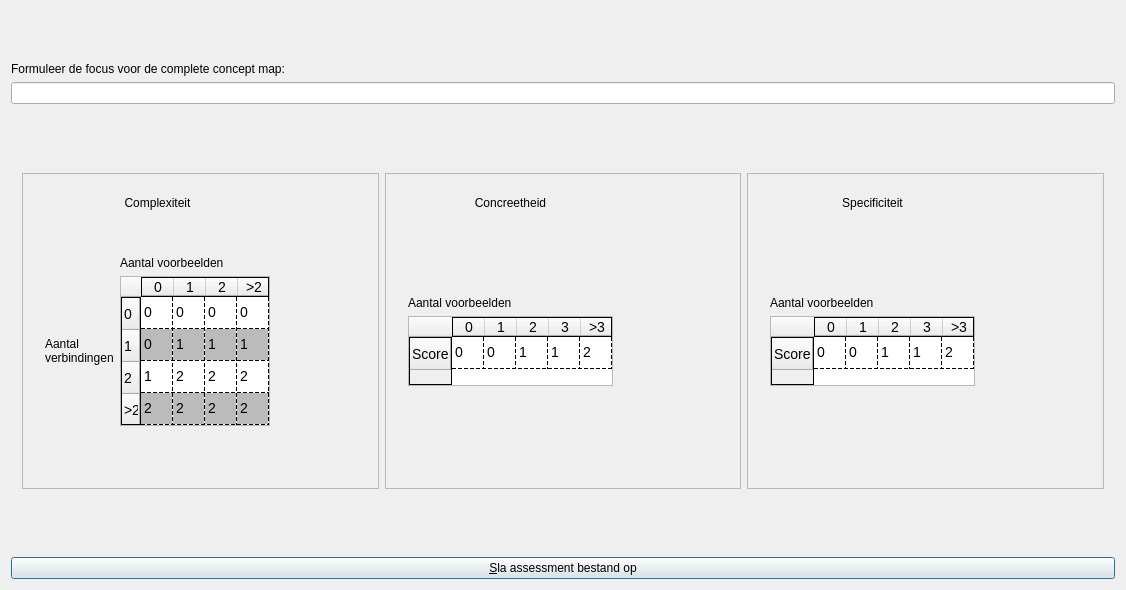
First picture: the form in qtbrainweavercreateassessmentdialog.ui, repository richelbilderbeek/BrainWeaver, before the edit.
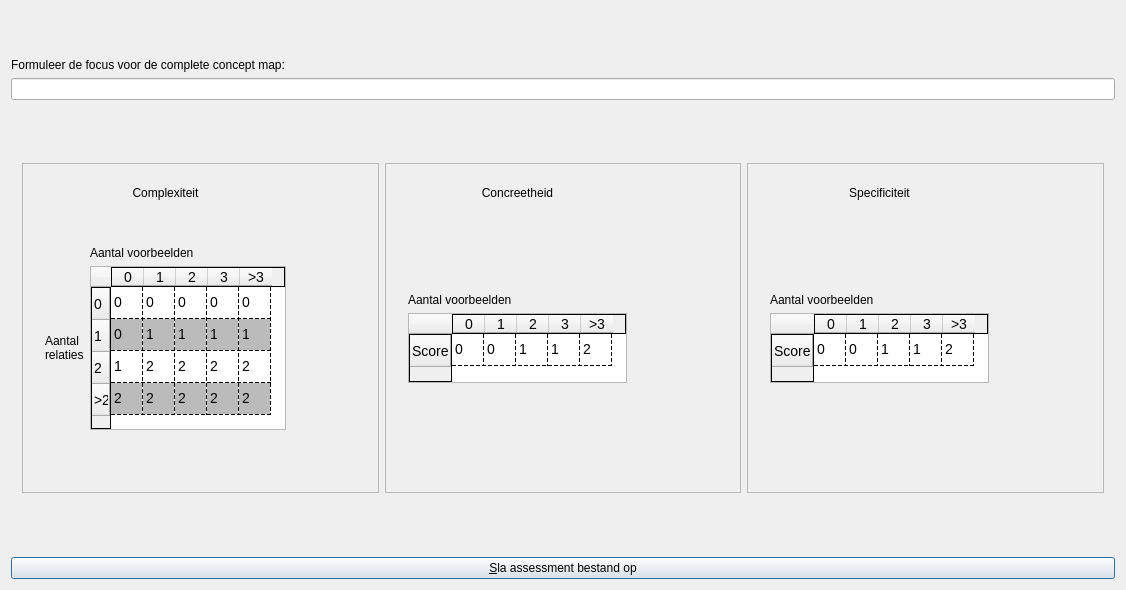
Second picture: the form after the edit. Icons and pictures are not drawn.

The edit to the form file:
```diff
--- a/qtbrainweavercreateassessmentdialog.ui
+++ b/qtbrainweavercreateassessmentdialog.ui
@@ -131,7 +131,7 @@
               </property>
               <property name="text">
                <string>Aantal
-verbindingen</string>
+relaties</string>
               </property>
              </widget>
             </item>
@@ -146,12 +146,6 @@
               <property name="frameShadow">
                <enum>QFrame::Plain</enum>
               </property>
-              <property name="verticalScrollBarPolicy">
-               <enum>Qt::ScrollBarAlwaysOff</enum>
-              </property>
-              <property name="horizontalScrollBarPolicy">
-               <enum>Qt::ScrollBarAlwaysOff</enum>
-              </property>
               <property name="sizeAdjustPolicy">
                <enum>QAbstractScrollArea::AdjustToContents</enum>
               </property>
@@ -164,9 +158,6 @@
               <property name="selectionMode">
                <enum>QAbstractItemView::SingleSelection</enum>
               </property>
-              <property name="textElideMode">
-               <enum>Qt::ElideMiddle</enum>
-              </property>
               <property name="gridStyle">
                <enum>Qt::DashLine</enum>
               </property>
@@ -225,7 +216,12 @@
               </column>
               <column>
                <property name="text">
-                <string>&gt;2</string>
+                <string>3</string>
+               </property>
+              </column>
+              <column>
+               <property name="text">
+                <string>&gt;3</string>
                </property>
               </column>
               <item row="0" column="0">
@@ -248,6 +244,11 @@
                 <string>0</string>
                </property>
               </item>
+              <item row="0" column="4">
+               <property name="text">
+                <string>0</string>
+               </property>
+              </item>
               <item row="1" column="0">
                <property name="text">
                 <string>0</string>
@@ -268,6 +269,11 @@
                 <string>1</string>
                </property>
               </item>
+              <item row="1" column="4">
+               <property name="text">
+                <string>1</string>
+               </property>
+              </item>
               <item row="2" column="0">
                <property name="text">
                 <string>1</string>
@@ -288,6 +294,11 @@
                 <string>2</string>
                </property>
               </item>
+              <item row="2" column="4">
+               <property name="text">
+                <string>2</string>
+               </property>
+              </item>
               <item row="3" column="0">
                <property name="text">
                 <string>2</string>
@@ -308,6 +319,11 @@
                 <string>2</string>
                </property>
               </item>
+              <item row="3" column="4">
+               <property name="text">
+                <string>2</string>
+               </property>
+              </item>
              </widget>
             </item>
             <item row="4" column="1">
@@ -382,12 +398,6 @@
               <property name="frameShadow">
                <enum>QFrame::Plain</enum>
               </property>
-              <property name="verticalScrollBarPolicy">
-               <enum>Qt::ScrollBarAlwaysOff</enum>
-              </property>
-              <property name="horizontalScrollBarPolicy">
-               <enum>Qt::ScrollBarAlwaysOff</enum>
-              </property>
               <property name="sizeAdjustPolicy">
                <enum>QAbstractScrollArea::AdjustToContents</enum>
               </property>
@@ -553,12 +563,6 @@
               <property name="frameShadow">
                <enum>QFrame::Plain</enum>
               </property>
-              <property name="verticalScrollBarPolicy">
-               <enum>Qt::ScrollBarAlwaysOff</enum>
-              </property>
-              <property name="horizontalScrollBarPolicy">
-               <enum>Qt::ScrollBarAlwaysOff</enum>
-              </property>
               <property name="sizeAdjustPolicy">
                <enum>QAbstractScrollArea::AdjustToContents</enum>
               </property>
```
Left out of the diff: 6 changed lines with no effect on the pictures.
